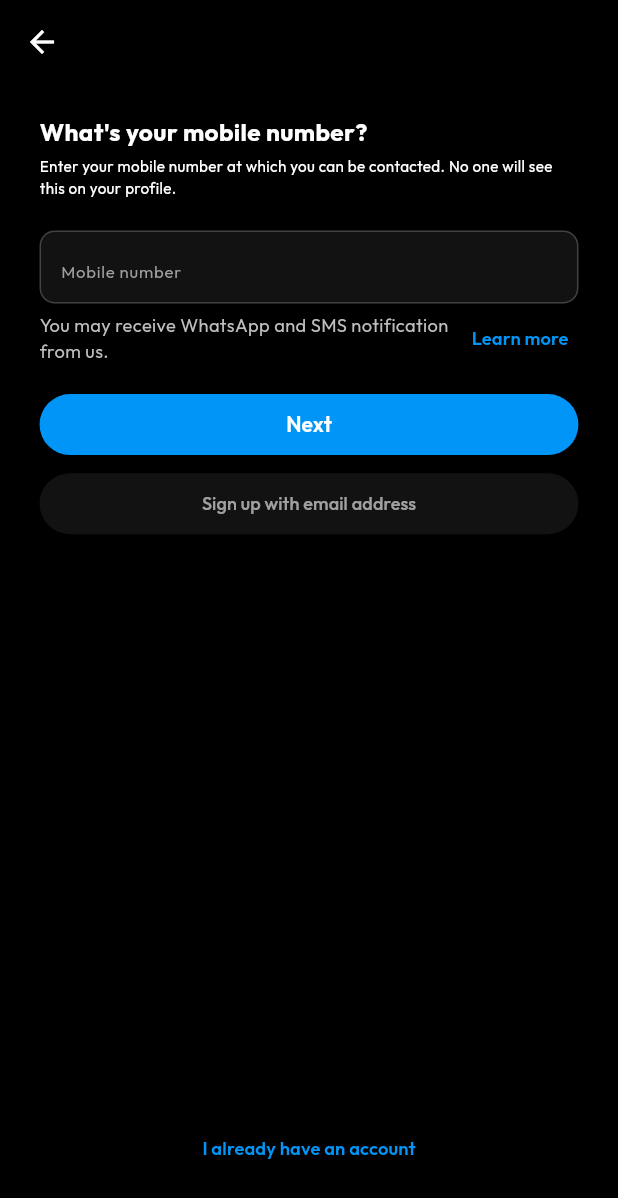
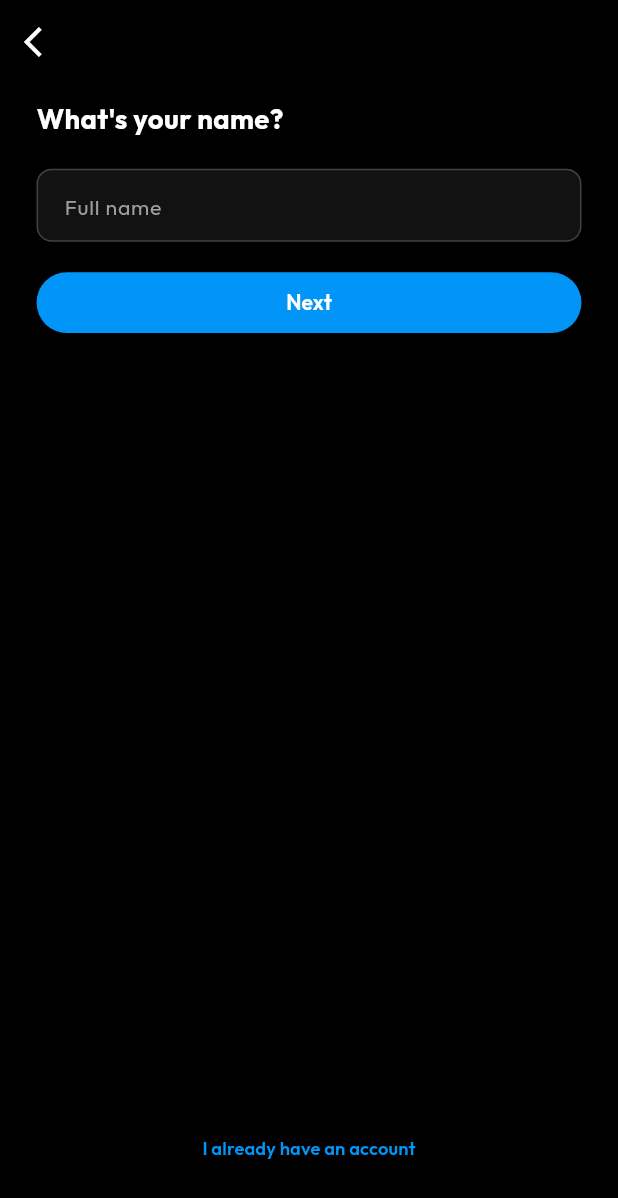
Before and after one commit to MohamedRamadan222/flutter_instagram_clone, a Flutter app: the SignupScreen screen opened directly, after a tap on "Next", on a phone screen of 412 x 824 dp. Shown: the top 1198 px of the screen. Run offline on Flutter 3.47's test engine with Material 3 defaults, Android fonts, the phone set to English and light mode, and no system bars; our stand-ins replace flutter_screenutil, google_fonts.

```diff
--- /dev/null
+++ b/lib/feature/auth/presentation/views/name_screen.dart
@@ -0,0 +1,100 @@
+import 'package:flutter/material.dart';
+import 'package:flutter_instagram_clone/core/common/widgets/ig_button.dart';
+import 'package:flutter_instagram_clone/feature/auth/presentation/views/password_screen.dart';
+import 'package:flutter_instagram_clone/feature/auth/presentation/widgets/already_have_an_account_section.dart';
+import 'package:flutter_screenutil/flutter_screenutil.dart';
+import 'package:google_fonts/google_fonts.dart';
+
+class NameScreen extends StatefulWidget {
+  const NameScreen({super.key});
+
+  @override
+  State<NameScreen> createState() => _NameScreenState();
+}
+
+class _NameScreenState extends State<NameScreen> {
+  final TextEditingController _nameController = TextEditingController();
+
+  @override
+  void dispose() {
+    _nameController.dispose();
+    super.dispose();
+  }
+
+  @override
+  Widget build(BuildContext context) {
+    return Scaffold(
+      appBar: AppBar(
+        elevation: 0,
+        leading: IconButton(
+          onPressed: () => Navigator.pop(context),
+          icon: Icon(Icons.arrow_back_ios, color: Colors.white),
+        ),
+      ),
+      body: Padding(
+        padding: EdgeInsets.symmetric(horizontal: 24.h),
+        child: Column(
+          crossAxisAlignment: CrossAxisAlignment.start,
+          children: [
+            SizedBox(height: 10.h),
+            Text(
+              'What\'s your name?',
+              style: GoogleFonts.outfit(
+                color: Colors.white,
+                fontWeight: FontWeight.bold,
+                fontSize: 18.sp,
+              ),
+            ),
+            SizedBox(height: 20.h),
+            Container(
+              height: 48.h,
+              padding: EdgeInsets.symmetric(horizontal: 16.w),
+              decoration: BoxDecoration(
+                color: Color(0xff121212),
+                borderRadius: BorderRadius.circular(10.r),
+                border: Border.all(color: Colors.grey.shade800),
+              ),
+              child: PlatformTextField(controller: _nameController),
+            ),
+            SizedBox(height: 20.h),
+            SizedBox(
+              width: double.infinity,
+              height: 40.h,
+              child: IGButton(
+                text: 'Next',
+                onPressed: () {
+                  // Navigator to password screen.
+                   Navigator.push(context, MaterialPageRoute(builder: (context){
+                     return PasswordScreen();
+                   }));
+                },
+              ),
+            ),
+            Spacer(),
+            AlreadyHaveAnAccountSection(),
+            SizedBox(height: 34.h),
+          ],
+        ),
+      ),
+    );
+  }
+}
+
+class PlatformTextField extends StatelessWidget {
+  final TextEditingController controller;
+
+  const PlatformTextField({super.key, required this.controller});
+
+  @override
+  Widget build(BuildContext context) {
+    return TextField(
+      controller: controller,
+      style: GoogleFonts.outfit(color: Colors.white),
+      decoration: InputDecoration(
+        hintText: 'Full name',
+        hintStyle: GoogleFonts.outfit(color: Colors.grey, fontSize: 14.sp),
+        border: InputBorder.none,
+      ),
+    );
+  }
+}
--- a/lib/feature/auth/presentation/views/signup_screen.dart
+++ b/lib/feature/auth/presentation/views/signup_screen.dart
@@ -2,6 +2,7 @@ import 'package:flutter/material.dart';
 import 'package:flutter_instagram_clone/core/common/widgets/ig_button.dart';
 import 'package:flutter_instagram_clone/core/common/widgets/section_title.dart';
 import 'package:flutter_instagram_clone/core/theme/app_colors.dart';
+import 'package:flutter_instagram_clone/feature/auth/presentation/views/name_screen.dart';
 import 'package:flutter_screenutil/flutter_screenutil.dart';
 import 'package:google_fonts/google_fonts.dart';
 
@@ -111,6 +112,13 @@ class _SignupScreenState extends State<SignupScreen> {
                 text: 'Next',
                 onPressed: () {
                   // Navigator to name screen
+                  Navigator.of(context).push(
+                    MaterialPageRoute(
+                      builder: (context) {
+                        return NameScreen();
+                      },
+                    ),
+                  );
                 },
               ),
             ),
@@ -142,7 +150,7 @@ class _SignupScreenState extends State<SignupScreen> {
             ),
             Spacer(),
             AlreadyHaveAnAccountSection(),
-            SizedBox(height: 34.h,)
+            SizedBox(height: 34.h),
           ],
         ),
       ),
```
Also changed, not shown: lib/feature/auth/presentation/views/birthday_screen.dart (added, +156 -0 lines), lib/feature/auth/presentation/views/password_screen.dart (added, +146 -0 lines), lib/feature/auth/presentation/views/username_setup_screen.dart (added, +106 -0 lines).
